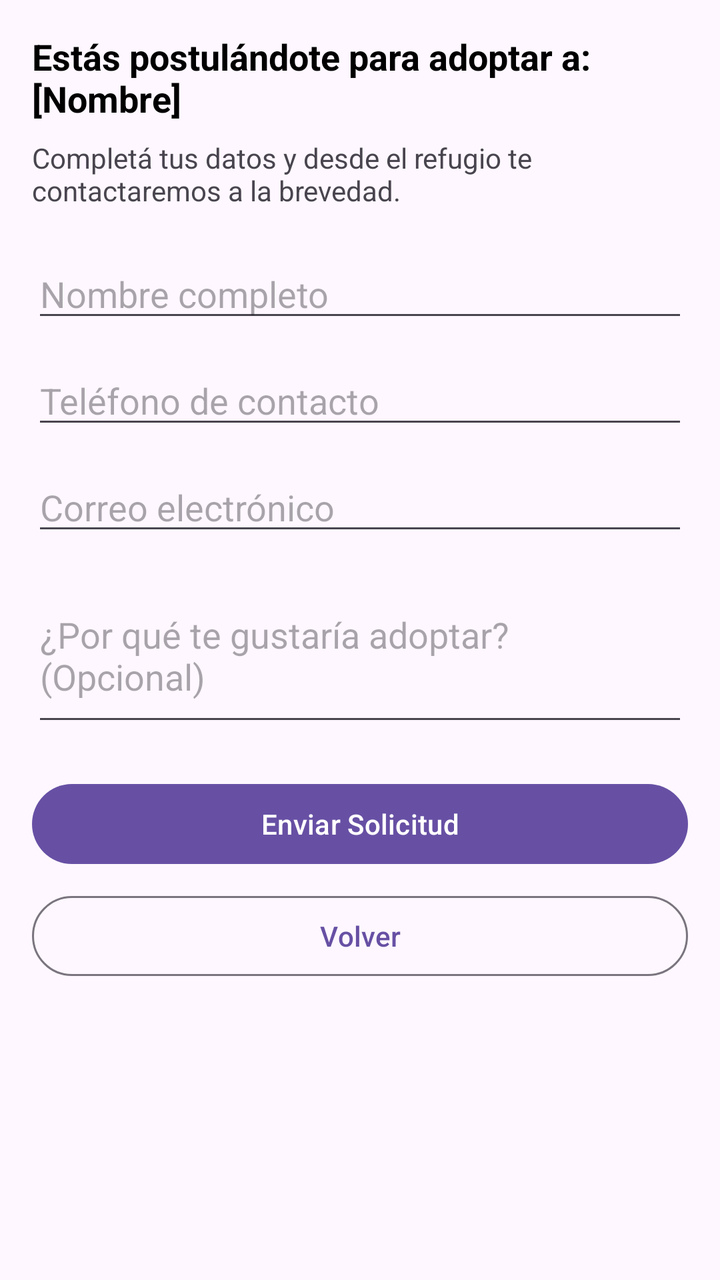
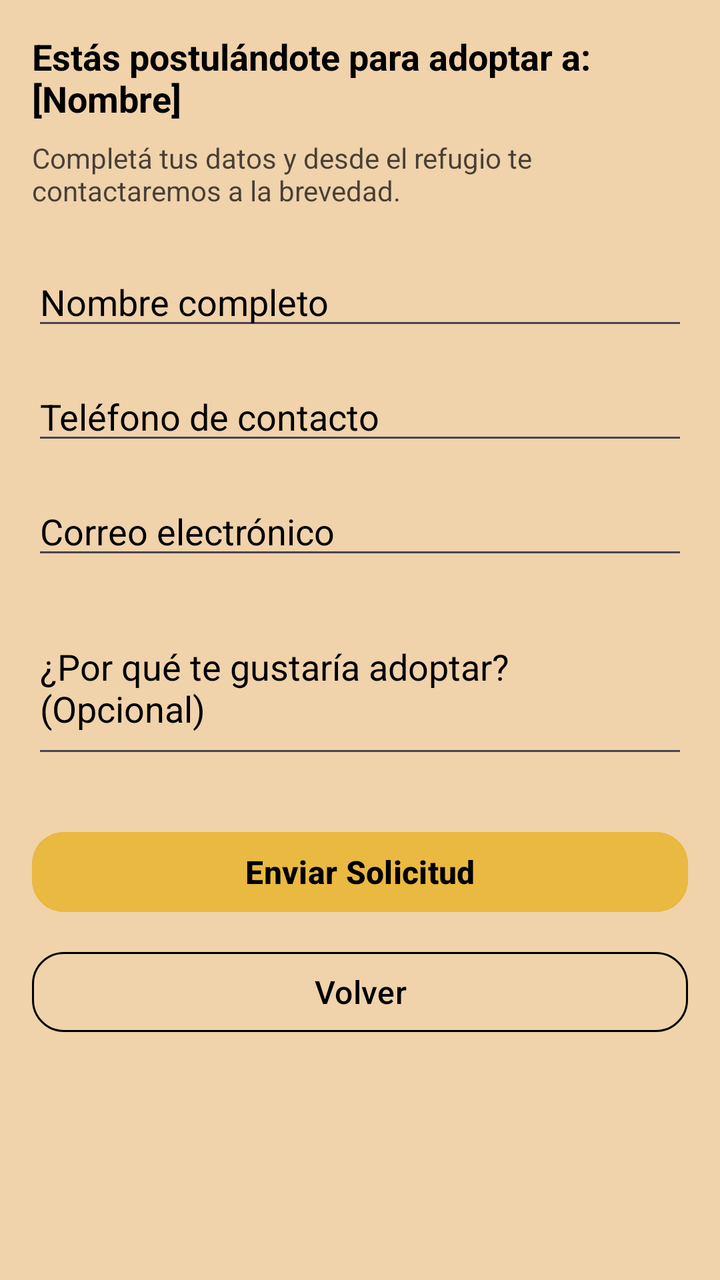

An Android layout rendered at two revisions. The XML below is the earlier revision; the diff shows what the commit changed to produce the second picture.
<!-- AndroidManifest.xml: application theme Theme.Parcial1amacn4bmontealegrenievas -->
<!-- res/layout/activity_formulario_adopcion.xml -->
<?xml version="1.0" encoding="utf-8"?>
<ScrollView xmlns:android="http://schemas.android.com/apk/res/android"
    xmlns:tools="http://schemas.android.com/tools"
    android:layout_width="match_parent"
    android:layout_height="match_parent"
    android:padding="16dp"
    tools:context=".FormularioAdopcionActivity">

    <LinearLayout
        android:layout_width="match_parent"
        android:layout_height="wrap_content"
        android:orientation="vertical">

        <TextView
            android:id="@+id/tvMascotaSeleccionada"
            android:layout_width="match_parent"
            android:layout_height="wrap_content"
            android:text="@string/est_s_postul_ndote_para_adoptar_a_nombre"
            android:textSize="18sp"
            android:textStyle="bold"
            android:textColor="@color/black"
            android:layout_marginBottom="8dp"/>

        <TextView
            android:layout_width="match_parent"
            android:layout_height="wrap_content"
            android:text="@string/complet_tus_datos_y_desde_el_refugio_te_contactaremos_a_la_brevedad"
            android:textSize="14sp"
            android:layout_marginBottom="20dp"/>

        <EditText
            android:id="@+id/etNombreCompleto"
            android:layout_width="match_parent"
            android:layout_height="wrap_content"
            android:hint="@string/nombre_completo"
            android:inputType="textPersonName"
            android:layout_marginBottom="12dp"
            android:importantForAutofill="no"/>

        <EditText
            android:id="@+id/etTelefono"
            android:layout_width="match_parent"
            android:layout_height="wrap_content"
            android:hint="@string/tel_fono_de_contacto"
            android:inputType="phone"
            android:layout_marginBottom="12dp"
            android:importantForAutofill="no"/>

        <EditText
            android:id="@+id/etEmail"
            android:layout_width="match_parent"
            android:layout_height="wrap_content"
            android:hint="@string/correo_electr_nico"
            android:inputType="textEmailAddress"
            android:layout_marginBottom="12dp"
            android:importantForAutofill="no"/>

        <EditText
            android:id="@+id/etComentario"
            android:layout_width="match_parent"
            android:layout_height="wrap_content"
            android:hint="@string/por_qu_te_gustar_a_adoptar_opcional"
            android:inputType="textMultiLine"
            android:lines="3"
            android:layout_marginBottom="20dp"
            android:importantForAutofill="no"/>

        <Button
            android:id="@+id/btnEnviarSolicitud"
            android:layout_width="match_parent"
            android:layout_height="wrap_content"
            android:text="@string/enviar_solicitud"/>

        <Button
            android:id="@+id/btnVolver"
            style="?attr/materialButtonOutlinedStyle"
            android:layout_width="match_parent"
            android:layout_height="wrap_content"
            android:layout_marginTop="8dp"
            android:text="@string/volver1" />

    </LinearLayout>
</ScrollView>
<!-- resources referenced by this layout -->
<resources>
  <color name="black">#FF000000</color>
  <string name="complet_tus_datos_y_desde_el_refugio_te_contactaremos_a_la_brevedad">Completá tus datos y desde el refugio te contactaremos a la brevedad.</string>
  <string name="correo_electr_nico">Correo electrónico</string>
  <string name="enviar_solicitud">Enviar Solicitud</string>
  <string name="est_s_postul_ndote_para_adoptar_a_nombre">Estás postulándote para adoptar a: [Nombre]</string>
  <string name="nombre_completo">Nombre completo</string>
  <string name="por_qu_te_gustar_a_adoptar_opcional">¿Por qué te gustaría adoptar? (Opcional)</string>
  <string name="tel_fono_de_contacto">Teléfono de contacto</string>
  <string name="volver1">Volver</string>
  <style name="Theme.Parcial1amacn4bmontealegrenievas" parent="Base.Theme.Parcial1amacn4bmontealegrenievas" />
  <style name="Base.Theme.Parcial1amacn4bmontealegrenievas" parent="Theme.Material3.DayNight.NoActionBar">
          
          
      </style>
</resources>

<!-- the commit's change to res/layout/activity_formulario_adopcion.xml (unified diff, before → after) -->
@@ -1,8 +1,10 @@
 <?xml version="1.0" encoding="utf-8"?>
 <ScrollView xmlns:android="http://schemas.android.com/apk/res/android"
     xmlns:tools="http://schemas.android.com/tools"
+    xmlns:app="http://schemas.android.com/apk/res-auto"
     android:layout_width="match_parent"
     android:layout_height="match_parent"
+    android:background="@color/appBackgroundColour"
     android:padding="16dp"
     tools:context=".FormularioAdopcionActivity">
 
@@ -26,15 +28,19 @@
             android:layout_height="wrap_content"
             android:text="@string/complet_tus_datos_y_desde_el_refugio_te_contactaremos_a_la_brevedad"
             android:textSize="14sp"
-            android:layout_marginBottom="20dp"/>
+            android:textColor="@color/black"
+            android:alpha="0.7"
+            android:layout_marginBottom="24dp"/>
 
         <EditText
             android:id="@+id/etNombreCompleto"
             android:layout_width="match_parent"
             android:layout_height="wrap_content"
             android:hint="@string/nombre_completo"
+            android:textColor="@color/black"
+            android:textColorHint="@color/black"
             android:inputType="textPersonName"
-            android:layout_marginBottom="12dp"
+            android:layout_marginBottom="16dp"
             android:importantForAutofill="no"/>
 
         <EditText
@@ -42,8 +48,10 @@
             android:layout_width="match_parent"
             android:layout_height="wrap_content"
             android:hint="@string/tel_fono_de_contacto"
+            android:textColor="@color/black"
+            android:textColorHint="@color/black"
             android:inputType="phone"
-            android:layout_marginBottom="12dp"
+            android:layout_marginBottom="16dp"
             android:importantForAutofill="no"/>
 
         <EditText
@@ -51,8 +59,10 @@
             android:layout_width="match_parent"
             android:layout_height="wrap_content"
             android:hint="@string/correo_electr_nico"
+            android:textColor="@color/black"
+            android:textColorHint="@color/black"
             android:inputType="textEmailAddress"
-            android:layout_marginBottom="12dp"
+            android:layout_marginBottom="16dp"
             android:importantForAutofill="no"/>
 
         <EditText
@@ -60,15 +70,22 @@
             android:layout_width="match_parent"
             android:layout_height="wrap_content"
             android:hint="@string/por_qu_te_gustar_a_adoptar_opcional"
+            android:textColor="@color/black"
+            android:textColorHint="@color/black"
             android:inputType="textMultiLine"
             android:lines="3"
-            android:layout_marginBottom="20dp"
+            android:layout_marginBottom="28dp"
             android:importantForAutofill="no"/>
 
         <Button
             android:id="@+id/btnEnviarSolicitud"
             android:layout_width="match_parent"
             android:layout_height="wrap_content"
+            android:backgroundTint="@color/button_color"
+            android:textColor="@color/black"
+            android:textSize="16sp"
+            android:textStyle="bold"
+            app:cornerRadius="16dp"
             android:text="@string/enviar_solicitud"/>
 
         <Button
@@ -76,7 +93,11 @@
             style="?attr/materialButtonOutlinedStyle"
             android:layout_width="match_parent"
             android:layout_height="wrap_content"
-            android:layout_marginTop="8dp"
+            android:layout_marginTop="12dp"
+            android:textColor="@color/black"
+            android:textSize="16sp"
+            app:strokeColor="@color/black"
+            app:cornerRadius="16dp"
             android:text="@string/volver1" />
 
     </LinearLayout>
<!-- resource entries referenced after the edit -->
@@ -1,6 +1,8 @@
 <!-- resources referenced by this layout -->
 <resources>
+  <color name="appBackgroundColour">#F0D2AB</color>
   <color name="black">#FF000000</color>
+  <color name="button_color">#E9B941</color>
   <string name="complet_tus_datos_y_desde_el_refugio_te_contactaremos_a_la_brevedad">Completá tus datos y desde el refugio te contactaremos a la brevedad.</string>
   <string name="correo_electr_nico">Correo electrónico</string>
   <string name="enviar_solicitud">Enviar Solicitud</string>
